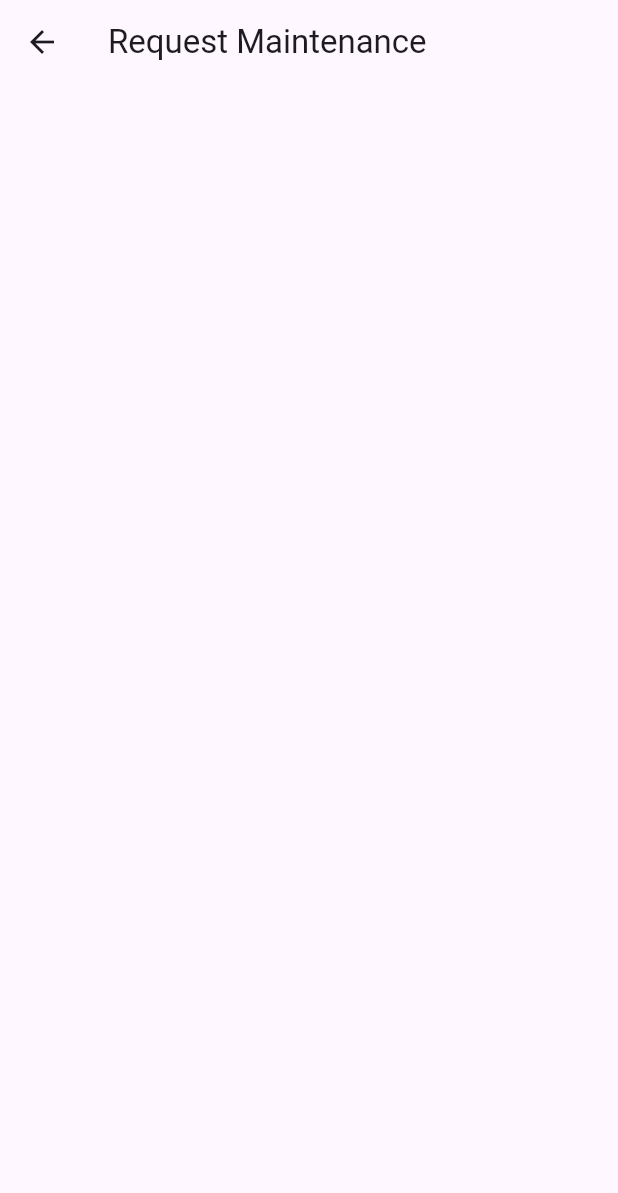
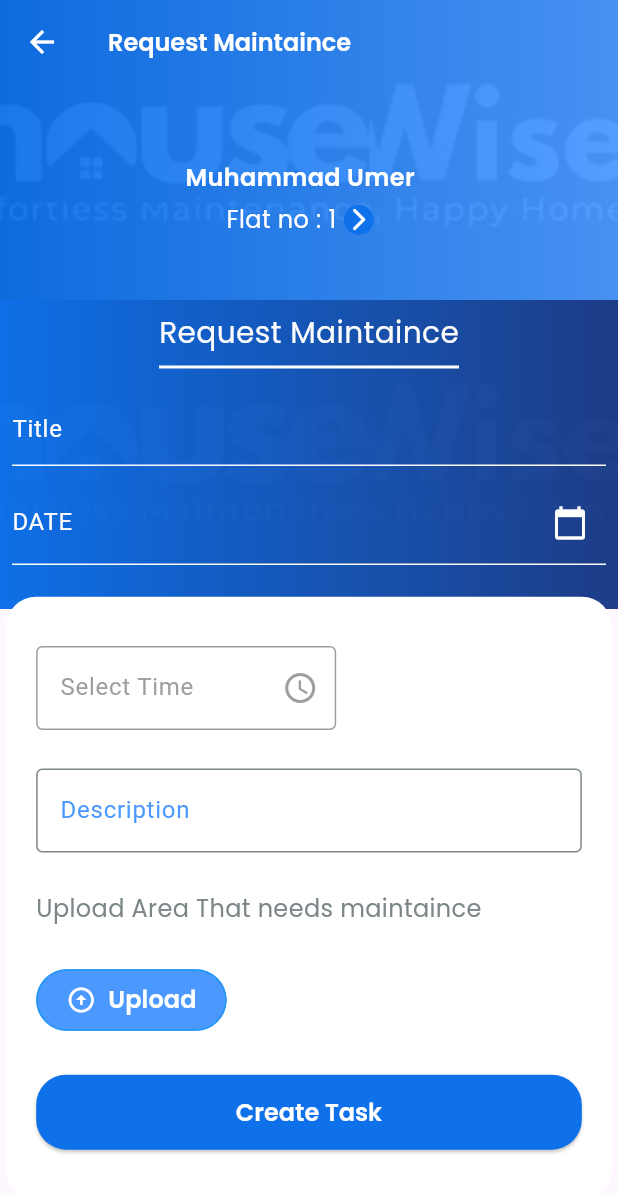
Before and after one commit to shahzeelhameed/housewise, a Flutter app: the RequestMaintainceScreen screen opened by its route, on a phone screen of 412 x 824 dp. Shown: the top 1193 px of the screen. Run offline on Flutter 3.47's test engine with Material 3 defaults, Android fonts, the phone set to English and light mode, and no system bars; our stand-ins replace dio, google_fonts, persistent_bottom_nav_bar, wave.

Commit message:
Added Feature

```diff
--- a/lib/config/components/icons_label_box.dart
+++ b/lib/config/components/icons_label_box.dart
@@ -24,6 +24,7 @@ class IconLabelBox extends StatelessWidget {
         mainAxisAlignment: MainAxisAlignment.center,
         children: [
           SizedBox(
+
             height: size / 2.5,
             width: size / 2.5,
             child: Image.asset(imagePath),
--- /dev/null
+++ b/lib/config/components/rounded_blue_button.dart
@@ -0,0 +1,38 @@
+import 'package:flutter/material.dart';
+import 'package:housewise/config/color/color.dart';
+import 'package:housewise/config/textstyles/text_styles.dart';
+
+class RoundedBlueButton extends StatelessWidget {
+  final String text;
+  final VoidCallback onPressed;
+  final double? width;
+  final double? height;
+
+  const RoundedBlueButton({
+    super.key,
+    required this.text,
+    required this.onPressed,
+    this.width,
+    this.height,
+  });
+
+  @override
+  Widget build(BuildContext context) {
+    return SizedBox(
+      width: width,
+      height: height,
+      child: ElevatedButton(
+        onPressed: onPressed,
+        style: ElevatedButton.styleFrom(
+          textStyle: AppTextStyles.mediumSemiBold,
+          foregroundColor: Colors.white,
+          backgroundColor: AppColor.primary,
+          shape: RoundedRectangleBorder(
+            borderRadius: BorderRadius.circular(20),
+          ),
+        ),
+        child: Text(text),
+      ),
+    );
+  }
+}
--- a/lib/config/components/rouned_oval_button.dart
+++ b/lib/config/components/rouned_oval_button.dart
@@ -3,23 +3,42 @@ import 'package:housewise/config/color/color.dart';
 import 'package:housewise/config/textstyles/text_styles.dart';
 
 class RoundedOvalButton extends StatelessWidget {
-  RoundedOvalButton({super.key, required this.onPress, required this.title});
+  RoundedOvalButton(
+      {super.key, required this.onPress, required this.title, this.prefixIcon});
 
   String title;
+  Icon? prefixIcon;
   VoidCallback onPress;
 
   @override
   Widget build(BuildContext context) {
-    return OutlinedButton(
+    return prefixIcon != null
+        ? OutlinedButton.icon(
             onPressed: onPress,
             style: OutlinedButton.styleFrom(
               backgroundColor: AppColor.secondary,
-        padding: const EdgeInsets.symmetric(horizontal: 20.0, vertical: 9.0),
+              padding:
+                  const EdgeInsets.symmetric(horizontal: 20.0, vertical: 9.0),
+              shape: const StadiumBorder(),
+              side: const BorderSide(color: Colors.blue),
+            ),
+            icon: prefixIcon!,
+            label: Text(title,
+                style: AppTextStyles.mediumSemiBold
+                    .copyWith(color: AppColor.white)),
+          )
+        : OutlinedButton(
+            onPressed: onPress,
+            style: OutlinedButton.styleFrom(
+              backgroundColor: AppColor.secondary,
+              padding:
+                  const EdgeInsets.symmetric(horizontal: 20.0, vertical: 9.0),
               shape: const StadiumBorder(),
               side: const BorderSide(color: Colors.blue),
             ),
             child: Text(title,
-          style: AppTextStyles.mediumSemiBold.copyWith(color: AppColor.white)),
+                style: AppTextStyles.mediumSemiBold
+                    .copyWith(color: AppColor.white)),
           );
   }
 }
--- a/lib/config/components/section_title.dart
+++ b/lib/config/components/section_title.dart
@@ -4,24 +4,30 @@ import 'package:housewise/config/textstyles/text_styles.dart';
 
 class SectionTitleBox extends StatelessWidget {
   final String title;
-  const SectionTitleBox({super.key, required this.title});
+  final double width;
+  final Color? color;
+  const SectionTitleBox(
+      {super.key,
+      required this.title,
+      this.width = 100,
+      this.color = AppColor.black});
 
   @override
   Widget build(BuildContext context) {
     return Container(
       margin: EdgeInsets.symmetric(horizontal: 10),
-      width: 100,
+      width: width,
       child: Column(
         children: [
           FittedBox(
             child: Text(
               title,
               style: AppTextStyles.mediumRegular
-                  .copyWith(fontSize: 20, color: AppColor.black.withAlpha(150)),
+                  .copyWith(fontSize: 20, color: color),
             ),
           ),
-          const Divider(
-            color: AppColor.black,
+          Divider(
+            color: color,
             thickness: 2,
           )
         ],
--- a/lib/features/home/presentation/widgets/functions_widget.dart
+++ b/lib/features/home/presentation/widgets/functions_widget.dart
@@ -11,6 +11,7 @@ class Functions extends StatelessWidget {
   Widget build(BuildContext context) {
     return Row(
       spacing: 40,
+      mainAxisSize: MainAxisSize.max,
       mainAxisAlignment: MainAxisAlignment.center,
       children: [
         InkWell(
@@ -29,7 +30,7 @@ class Functions extends StatelessWidget {
           },
           child: IconLabelBox(
               imagePath: "assets/icons/Request Maintenance.png",
-              label: "Request Maintenance"),
+              label: "Maintenance"),
         ),
       ],
     );
--- a/lib/features/request-maintaince/presentation/screens/request_maintaince_screen.dart
+++ b/lib/features/request-maintaince/presentation/screens/request_maintaince_screen.dart
@@ -1,4 +1,13 @@
 import 'package:flutter/material.dart';
+import 'package:housewise/config/color/color.dart';
+import 'package:housewise/config/components/custom_appbar.dart';
+import 'package:housewise/config/components/section_title.dart';
+import 'package:housewise/config/screen_sizes/screen_sizes.dart';
+import 'package:housewise/config/textstyles/text_styles.dart';
+import 'package:housewise/features/home/presentation/widgets/profile_banner.dart';
+import 'package:housewise/features/request-maintaince/presentation/widgets/date_picker_input_widget.dart';
+import 'package:housewise/features/request-maintaince/presentation/widgets/request_maintaince_inputs.dart';
+import 'package:housewise/features/request-maintaince/presentation/widgets/title_input_widget.dart';
 
 class RequestMaintainceScreen extends StatelessWidget {
   const RequestMaintainceScreen({super.key});
@@ -6,8 +15,12 @@ class RequestMaintainceScreen extends StatelessWidget {
   @override
   Widget build(BuildContext context) {
     return Scaffold(
-      appBar: AppBar(
-        title: Text('Request Maintenance'),
+      extendBodyBehindAppBar: true,
+      appBar: CustomAppBar(
+        title: "Request Maintaince",
+      ),
+      body: Column(
+        children: [ProfileBanner(), Expanded(child: RequestMaintainceInputs())],
       ),
     );
   }
--- /dev/null
+++ b/lib/features/request-maintaince/presentation/widgets/date_picker_input_widget.dart
@@ -0,0 +1,48 @@
+import 'package:flutter/material.dart';
+import 'package:housewise/services/dateTime_picker_service.dart';
+import 'package:intl/intl.dart';
+
+class DatePickerInputWidget extends StatefulWidget {
+  const DatePickerInputWidget({super.key});
+
+  @override
+  State<DatePickerInputWidget> createState() => _DatePickerInputWidgetState();
+}
+
+class _DatePickerInputWidgetState extends State<DatePickerInputWidget> {
+  TextEditingController dateController = TextEditingController();
+
+  @override
+  void dispose() {
+    super.dispose();
+
+    dateController.dispose();
+  }
+
+  @override
+  Widget build(BuildContext context) {
+    return TextFormField(
+      controller: dateController,
+      style: TextStyle(color: Colors.white),
+      decoration: InputDecoration(
+        labelText: "DATE",
+        labelStyle: TextStyle(color: Colors.white),
+        suffixIcon: Icon(Icons.calendar_today, color: Colors.white),
+        enabledBorder: UnderlineInputBorder(
+          borderSide: BorderSide(color: Colors.white),
+        ),
+        focusedBorder: UnderlineInputBorder(
+          borderSide: BorderSide(color: Colors.white),
+        ),
+      ),
+      readOnly: true,
+      onTap: () async {
+        final date = await DateTimePickerService().pickDate(context);
+
+        setState(() {
+          dateController.text = date;
+        });
+      },
+    );
+  }
+}
--- /dev/null
+++ b/lib/features/request-maintaince/presentation/widgets/description_input_widget.dart
@@ -0,0 +1,29 @@
+import 'package:flutter/material.dart';
+import 'package:flutter/services.dart';
+import 'package:housewise/config/color/color.dart';
+
+class DescriptionInputWidget extends StatelessWidget {
+  const DescriptionInputWidget({super.key});
+
+  @override
+  Widget build(BuildContext context) {
+    return TextFormField(
+      maxLines: 5,
+      minLines: 1,
+      inputFormatters: [LengthLimitingTextInputFormatter(170)],
+      cursorColor: AppColor.secondary,
+      style: TextStyle(color: AppColor.softGreyBlue),
+      decoration: InputDecoration(
+        labelText: 'Description',
+        labelStyle: const TextStyle(color: AppColor.secondary),
+        hintStyle: const TextStyle(color: AppColor.softGreyBlue),
+        enabledBorder: OutlineInputBorder(
+          borderSide: BorderSide(color: AppColor.softGreyBlue),
+        ),
+        focusedBorder: OutlineInputBorder(
+          borderSide: BorderSide(color: AppColor.secondary),
+        ),
+      ),
+    );
+  }
+}
--- /dev/null
+++ b/lib/features/request-maintaince/presentation/widgets/request_maintaince_inputs.dart
@@ -0,0 +1,106 @@
+import 'package:flutter/material.dart';
+import 'package:housewise/config/color/color.dart';
+import 'package:housewise/config/components/rounded_blue_button.dart';
+import 'package:housewise/config/components/rouned_oval_button.dart';
+import 'package:housewise/config/components/section_title.dart';
+import 'package:housewise/config/screen_sizes/screen_sizes.dart';
+import 'package:housewise/config/textstyles/text_styles.dart';
+import 'package:housewise/features/request-maintaince/presentation/widgets/date_picker_input_widget.dart';
+import 'package:housewise/features/request-maintaince/presentation/widgets/description_input_widget.dart';
+import 'package:housewise/features/request-maintaince/presentation/widgets/time_input_widget.dart';
+import 'package:housewise/features/request-maintaince/presentation/widgets/title_input_widget.dart';
+
+class RequestMaintainceInputs extends StatelessWidget {
+  const RequestMaintainceInputs({
+    super.key,
+  });
+
+  @override
+  Widget build(BuildContext context) {
+    return Stack(
+      fit: StackFit.loose,
+      children: [
+        SizedBox(
+          height: 200,
+          width: double.infinity,
+          child: Image.asset(
+            "assets/icons/WhatsApp Image 2025-04-28 at 8.12.33 PM.jpeg",
+            fit: BoxFit.cover,
+          ),
+        ),
+        Positioned(
+          child: Opacity(
+            opacity: 0.99,
+            child: Container(
+              height: ScreenSize(context).screenHeight * 0.25,
+              decoration: BoxDecoration(
+                gradient: LinearGradient(
+                  colors: [AppColor.primary, AppColor.deepBlue],
+                ),
+              ),
+              child: Padding(
+                padding: const EdgeInsets.all(8.0),
+                child: Column(
+                  spacing: 10,
+                  mainAxisSize: MainAxisSize.min,
+                  children: [
+                    SectionTitleBox(
+                      title: "Request Maintaince",
+                      color: AppColor.white,
+                      width: 200,
+                    ),
+                    TitleInputWidget(),
+                    DatePickerInputWidget()
+                  ],
+                ),
+              ),
+            ),
+          ),
+        ),
+        Positioned(
+          top: ScreenSize(context).screenHeight * 0.24,
+          left: ScreenSize(context).screenWidth * 0.01,
+          right: ScreenSize(context).screenWidth * 0.01,
+          bottom: ScreenSize(context).screenHeight * 0.03,
+          child: Container(
+            decoration: BoxDecoration(
+              borderRadius: BorderRadius.circular(20),
+              color: AppColor.white,
+            ),
+            height: ScreenSize(context).screenHeight * 0.6,
+            width: ScreenSize(context).screenWidth,
+            child: Padding(
+              padding: const EdgeInsets.all(20),
+              child: Column(
+                mainAxisSize: MainAxisSize.max,
+                mainAxisAlignment: MainAxisAlignment.spaceAround,
+                crossAxisAlignment: CrossAxisAlignment.start,
+                children: [
+                  TimeInputWidget(),
+                  DescriptionInputWidget(),
+                  Text(
+                    "Upload Area That needs maintaince",
+                    style: AppTextStyles.mediumRegular
+                        .copyWith(color: AppColor.softGreyBlue),
+                  ),
+                  RoundedOvalButton(
+                    onPress: () {},
+                    title: "Upload",
+                    prefixIcon: Icon(Icons.arrow_circle_up_sharp,
+                        color: AppColor.white, size: 20),
+                  ),
+                  RoundedBlueButton(
+                    text: "Create Task",
+                    onPressed: () {},
+                    height: 50,
+                    width: double.infinity,
+                  )
+                ],
+              ),
+            ),
+          ),
+        )
+      ],
+    );
+  }
+}
--- /dev/null
+++ b/lib/features/request-maintaince/presentation/widgets/time_input_widget.dart
@@ -0,0 +1,43 @@
+import 'package:flutter/material.dart';
+import 'package:housewise/services/dateTime_picker_service.dart';
+
+class TimeInputWidget extends StatefulWidget {
+  const TimeInputWidget({super.key});
+
+  @override
+  _TimeInputWidgetState createState() => _TimeInputWidgetState();
+}
+
+class _TimeInputWidgetState extends State<TimeInputWidget> {
+  TextEditingController timeController = TextEditingController();
+
+  @override
+  Widget build(BuildContext context) {
+    return SizedBox(
+      width: 200,
+      child: TextFormField(
+        controller: timeController,
+        readOnly: true,
+        style: TextStyle(color: Colors.grey),
+        decoration: InputDecoration(
+          hintText: "Select Time",
+          hintStyle: TextStyle(color: Colors.grey),
+          enabledBorder: OutlineInputBorder(
+            borderSide: BorderSide(color: Colors.grey),
+          ),
+          focusedBorder: OutlineInputBorder(
+            borderSide: BorderSide(color: Colors.grey),
+          ),
+          suffixIcon: Icon(Icons.access_time, color: Colors.grey),
+        ),
+        onTap: () async {
+          final time = await DateTimePickerService().pickTime(context);
+
+          setState(() {
+            timeController.text = time;
+          });
+        },
+      ),
+    );
+  }
+}
--- /dev/null
+++ b/lib/features/request-maintaince/presentation/widgets/title_input_widget.dart
@@ -0,0 +1,26 @@
+import 'package:flutter/material.dart';
+import 'package:housewise/config/color/color.dart';
+
+class TitleInputWidget extends StatelessWidget {
+  const TitleInputWidget({
+    super.key,
+  });
+
+  @override
+  Widget build(BuildContext context) {
+    return TextFormField(
+      cursorColor: AppColor.white,
+      style: TextStyle(color: AppColor.white),
+      decoration: InputDecoration(
+        hintText: 'Title',
+        hintStyle: TextStyle(color: AppColor.white),
+        enabledBorder: UnderlineInputBorder(
+          borderSide: BorderSide(color: AppColor.white),
+        ),
+        focusedBorder: UnderlineInputBorder(
+          borderSide: BorderSide(color: AppColor.white),
+        ),
+      ),
+    );
+  }
+}
--- /dev/null
+++ b/lib/services/dateTime_picker_service.dart
@@ -0,0 +1,47 @@
+import 'package:flutter/material.dart';
+import 'package:intl/intl.dart';
+
+class DateTimePickerService {
+  static final DateTimePickerService _instance =
+      DateTimePickerService._internal();
+
+  DateTimePickerService._internal();
+
+  factory DateTimePickerService() {
+    return _instance;
+  }
+
+  // Method to pick a date
+  Future<String> pickDate(BuildContext context) async {
+    DateTime? selectedDate = await showDatePicker(
+      context: context,
+      initialDate: DateTime.now(),
+      firstDate: DateTime(2000),
+      lastDate: DateTime(2101),
+    );
+
+    if (selectedDate != null) {
+      String formattedDate = DateFormat('yyyy-MM-dd').format(selectedDate);
+      return formattedDate;
+    } else {
+      return '';
+    }
+  }
+
+  Future<String> pickTime(BuildContext context) async {
+    final TimeOfDay? picked = await showTimePicker(
+      context: context,
+      initialTime: TimeOfDay.now(),
+    );
+
+    if (picked != null) {
+      final now = DateTime.now();
+      final selectedTime =
+          DateTime(now.year, now.month, now.day, picked.hour, picked.minute);
+      String formattedTime = DateFormat('hh:mm a').format(selectedTime);
+
+      return formattedTime;
+    }
+    return '';
+  }
+}
--- a/pubspec.yaml
+++ b/pubspec.yaml
@@ -39,6 +39,7 @@ dependencies:
   google_fonts: ^6.2.1
   wave: ^0.2.2
   path_provider_foundation: ^2.4.1
+  intl: ^0.20.2
 
 dev_dependencies:
   flutter_test:
```
Also changed, not shown: pubspec.lock. Lines whose indentation alone changed are shown as unchanged.
